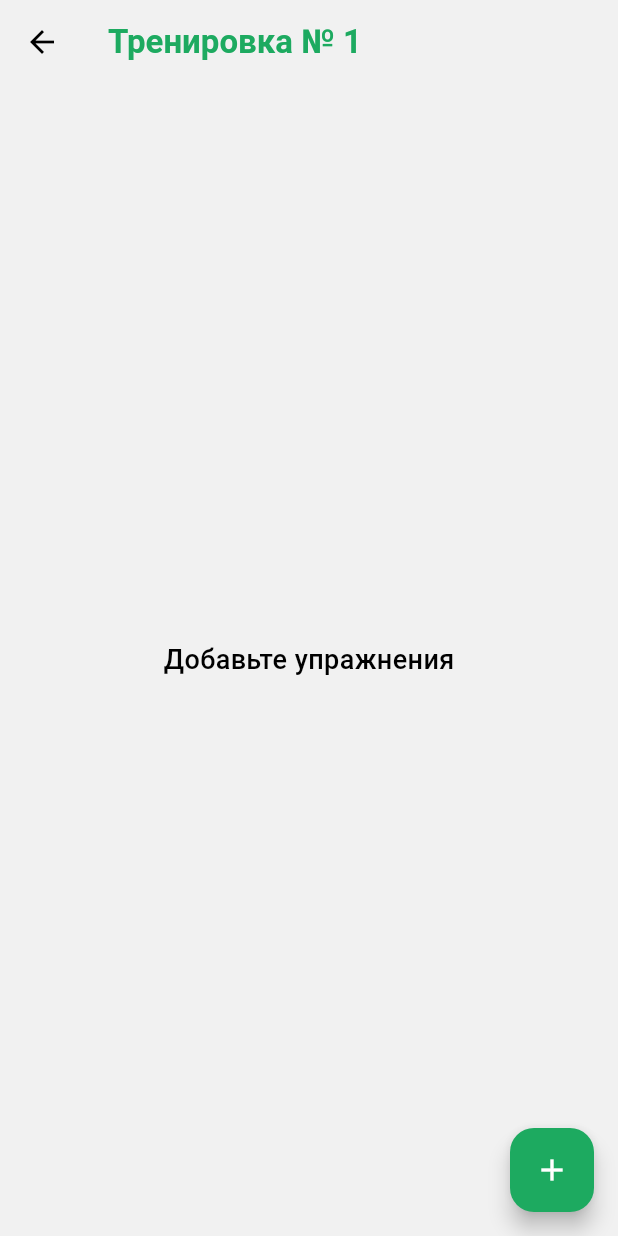
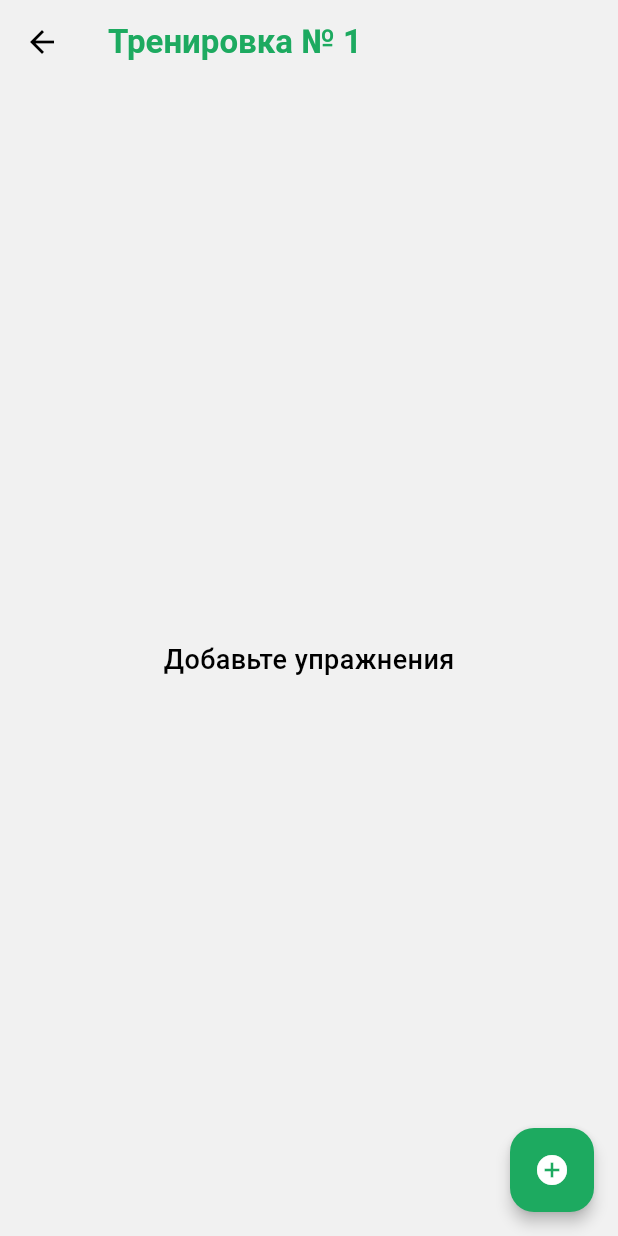
Before and after one commit to smthm0re/beast_training, a Flutter app: the screen it shows after launch, after a tap on an icon or button, on a phone screen of 412 x 824 dp. Run offline on Flutter 3.47's test engine with Material 3 defaults, Android fonts, the light colour scheme and no system bars; our stand-ins replace flutter_slidable, flutter_svg, hive_flutter; accounts and stored records are empty.

Commit message:
Рефакторинг.

```diff
--- a/lib/data/exercise_list_database.dart
+++ b/lib/data/exercise_list_database.dart
@@ -1,7 +1,10 @@
+import 'package:beast_training/models/exercise.dart';
 import 'package:hive_flutter/hive_flutter.dart';
 
+ExerciseListDataBase exerciseListDataBase = ExerciseListDataBase();
+
 class ExerciseListDataBase {
-  List exerciseList = [];
+  List<Exercise> exerciseList = [];
 
   final _exerciseBox = Hive.box('exerciseBox');
 
@@ -16,4 +19,8 @@ class ExerciseListDataBase {
   void updateDataBase() {
     _exerciseBox.put("exerciseListBox", exerciseList) ?? [];
   }
+
+
+
+
 }
--- a/lib/pages/training_list_screen.dart
+++ b/lib/pages/training_list_screen.dart
@@ -34,11 +34,11 @@ class _TrainingListScreenState extends State<TrainingListScreen> {
       body: Column(
         children: [
           LogoImageWidget(
-            color: Color.fromARGB(255, 241, 241, 241),
+            colorBackground: Color.fromARGB(255, 241, 241, 241),
             imageSize: 150,
           ),
           TextCenterWidget(
-            color: Color.fromARGB(255, 241, 241, 241),
+            colorBackground: Color.fromARGB(255, 241, 241, 241),
             text: 'Список тренировок',
           ),
           Expanded(
--- a/lib/pages/training_structure_screen.dart
+++ b/lib/pages/training_structure_screen.dart
@@ -13,7 +13,6 @@ class TrainingStructureScreen extends StatefulWidget {
 
 class _TrainingStructureScreenState extends State<TrainingStructureScreen> {
   final _exerciseBox = Hive.box("exerciseBox");
-  ExerciseListDataBase exerciseListDataBase = ExerciseListDataBase();
 
   String? idTraining;
 
@@ -71,7 +70,6 @@ class _TrainingStructureScreenState extends State<TrainingStructureScreen> {
           child: Column(
             mainAxisSize: MainAxisSize.min,
             children: [
-              // Выбор упражнения
               DropdownButtonFormField<String>(
                 decoration:
                     InputDecoration(labelText: 'Выберите упражнение из списка'),
@@ -91,22 +89,16 @@ class _TrainingStructureScreenState extends State<TrainingStructureScreen> {
                   );
                 },
               ),
-
-              // Ввод количества подходов
               TextField(
                 controller: setsController,
                 decoration: InputDecoration(labelText: 'Количество подходов'),
                 keyboardType: TextInputType.number,
               ),
-
-              // Ввод количества повторений
               TextField(
                 controller: repsController,
                 decoration: InputDecoration(labelText: 'Количество повторений'),
                 keyboardType: TextInputType.number,
               ),
-
-              // Кнопка для добавления упражнения
               ElevatedButton(
                 onPressed: () {
                   final sets = int.tryParse(setsController.text);
@@ -173,7 +165,8 @@ class _TrainingStructureScreenState extends State<TrainingStructureScreen> {
       floatingActionButton: FloatingActionButton(
         onPressed: showExercisePicker,
         tooltip: 'Добавить упражнение',
-        child: const Icon(Icons.add),
+        elevation: 4,
+        child: const Icon(Icons.add_circle),
       ),
     );
   }
--- a/lib/theme.dart
+++ b/lib/theme.dart
@@ -2,15 +2,19 @@ import 'package:flutter/material.dart';
 
 final theme = ThemeData(
   primarySwatch: Colors.red,
+
   listTileTheme: const ListTileThemeData(
     iconColor: Color.fromARGB(255, 0, 0, 0),
     tileColor: Color.fromARGB(255, 255, 255, 255),
   ),
+
   floatingActionButtonTheme: const FloatingActionButtonThemeData(
     backgroundColor: Color.fromARGB(255, 29, 170, 96),
     foregroundColor: Colors.white,
   ),
+
   scaffoldBackgroundColor: const Color.fromARGB(255, 241, 241, 241),
+
   appBarTheme: const AppBarTheme(
     scrolledUnderElevation: 0,
     iconTheme: IconThemeData(
@@ -23,6 +27,7 @@ final theme = ThemeData(
       fontSize: 22,
     ),
   ),
+
   fontFamily: 'Poppins',
   textTheme: TextTheme(
     bodyMedium: const TextStyle(
--- a/lib/ui-kit/widgets/logo_image_widget.dart
+++ b/lib/ui-kit/widgets/logo_image_widget.dart
@@ -2,12 +2,12 @@ import 'package:flutter/material.dart';
 import 'package:flutter_svg/flutter_svg.dart';
 
 class LogoImageWidget extends StatelessWidget {
-  final Color color;
+  final Color colorBackground;
   final double imageSize;
 
   const LogoImageWidget({
     super.key,
-    required this.color,
+    required this.colorBackground,
     required this.imageSize,
   });
 
@@ -15,7 +15,7 @@ class LogoImageWidget extends StatelessWidget {
   Widget build(BuildContext context) {
     return Container(
       width: double.infinity,
-      color: color,
+      color: colorBackground,
       child: SvgPicture.asset(
         'lib/ui-kit/assets/svg/beast_logo.svg',
         width: imageSize,
--- a/lib/ui-kit/widgets/text_center_widget.dart
+++ b/lib/ui-kit/widgets/text_center_widget.dart
@@ -1,12 +1,12 @@
 import 'package:flutter/material.dart';
 
 class TextCenterWidget extends StatelessWidget {
-  final Color color;
+  final Color colorBackground;
   final String text;
 
   const TextCenterWidget({
     super.key,
-    required this.color,
+    required this.colorBackground,
     required this.text,
   });
 
@@ -15,7 +15,7 @@ class TextCenterWidget extends StatelessWidget {
     return Container(
       width: double.infinity,
       height: 50,
-      color: color,
+      color: colorBackground,
       child: Center(
         child: Text(
           text,
--- a/lib/ui-kit/widgets/training_list_widget.dart
+++ b/lib/ui-kit/widgets/training_list_widget.dart
@@ -15,7 +15,7 @@ class _TrainingListWidgetState extends State<TrainingListWidget> {
   Widget build(BuildContext context) {
     return ListView.separated(
       separatorBuilder: (context, index) => const Divider(
-        height: 1,
+        height: 0.5,
         color: Color.fromARGB(255, 220, 223, 225),
       ),
       itemCount: trainingDataBase.trainingList.length,
```
